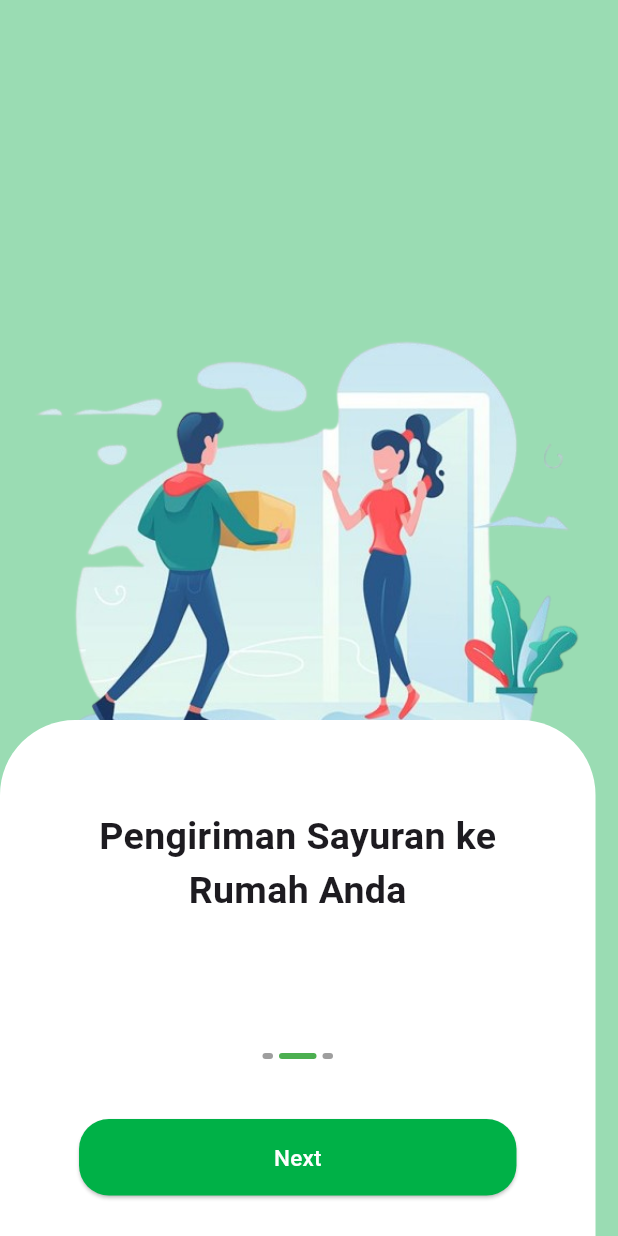
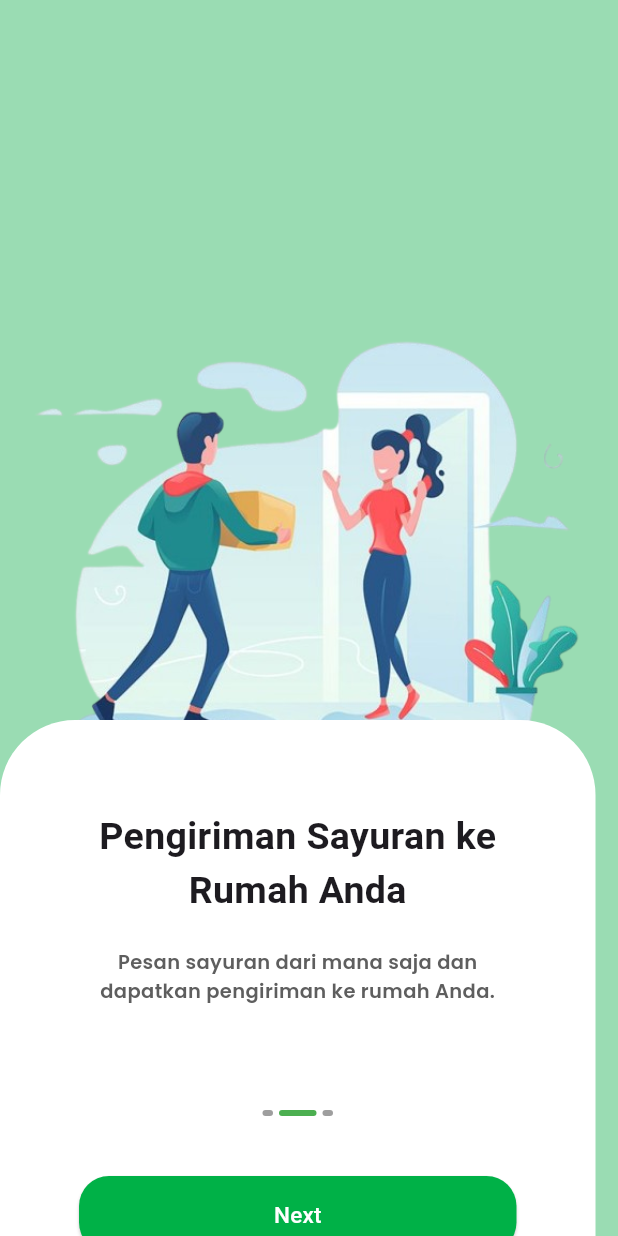
Before and after one commit to Ikhvan3/shamo_app, a Flutter app: the StartPage2 screen opened by its route, on a phone screen of 412 x 824 dp. Run offline on Flutter 3.47's test engine with Material 3 defaults, Android fonts, the phone set to English and light mode, and no system bars; drawn by our look-alikes of showcaseview; our stand-ins replace carousel_slider, cloud_firestore, firebase_auth, firebase_core, google_fonts, shared_preferences; missing offline and left inert: midtrans_snap, mobile_scanner; accounts and stored records are empty; network calls fail.

Commit message:
konfigurasi 6

```diff
--- a/lib/pages/start/startpage2.dart
+++ b/lib/pages/start/startpage2.dart
@@ -127,6 +127,14 @@ class _StartPage2State extends State<StartPage2>
                             fontSize: 25, fontWeight: FontWeight.bold),
                       ),
                       SizedBox(height: 20),
+                      Text(
+                        "Pesan sayuran dari mana saja dan\ndapatkan pengiriman ke rumah Anda.",
+                        textAlign: TextAlign.center,
+                        style: subtitleTextStyle.copyWith(
+                          fontWeight: semiBold,
+                          fontSize: 13,
+                        ),
+                      ),
                       SizedBox(
                         height: 70,
                       ),
```
